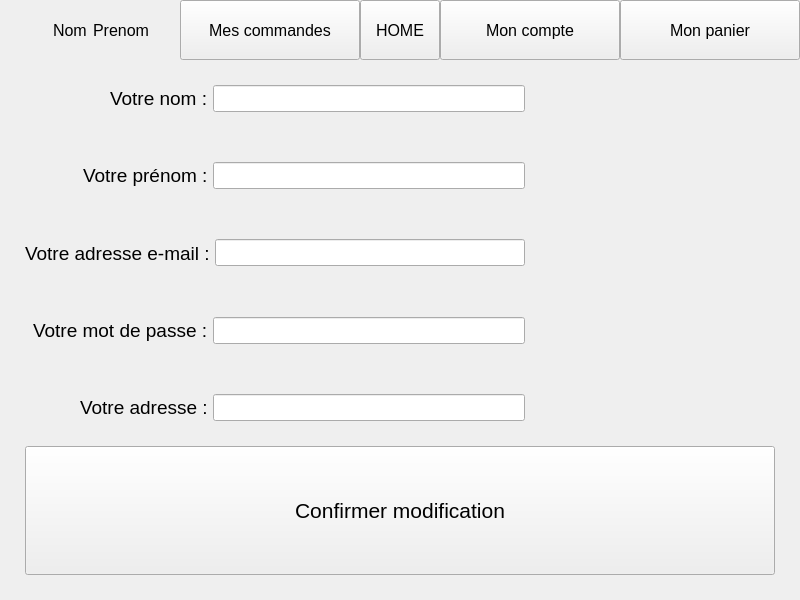
This is UberMedoc/compte.ui in GregDAka/Ubermedoc as Qt 5 draws it before an edit. The edited form follows.
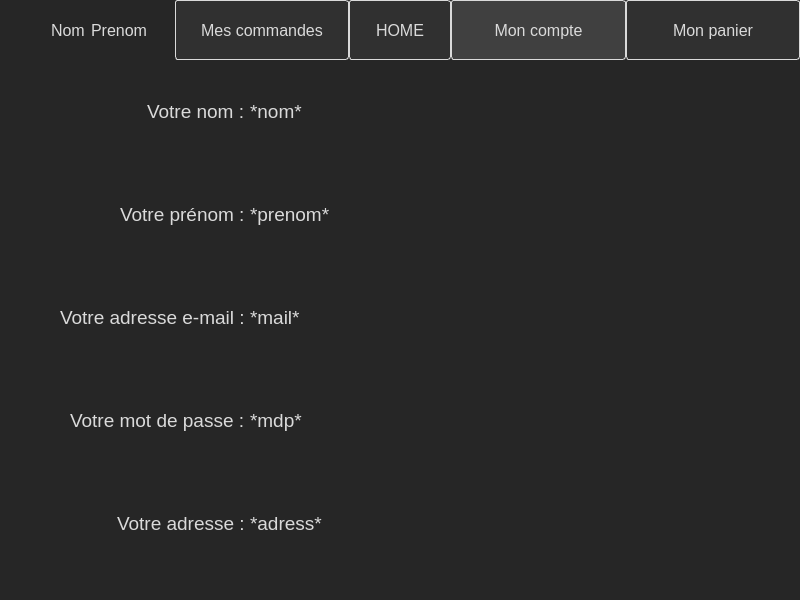
This is the edited form.

Patch:
```diff
--- a/UberMedoc/compte.ui
+++ b/UberMedoc/compte.ui
@@ -14,8 +14,31 @@
    <string>Form</string>
   </property>
   <property name="styleSheet">
-   <string notr="true">QLineEdit {
-margin-right:250px;
+   <string notr="true">QWidget {
+background-color:#262626;
+color:#DADADA
+}
+QPushButton {
+    background-color: #303030; /* Use the same background color as QWidget */
+    border: 1px solid #DADADA; /* Use a contrasting border color */
+    padding: 5px 10px; /* Padding */
+    border-radius: 3px; /* Rounded corners */
+    color: #DADADA; /* Use the same text color as QWidget */
+    min-width: 80px; /* Minimum width */
+}
+
+QPushButton:hover {
+    background-color: #404040; /* Slightly lighter color when hovered */
+}
+
+QPushButton:pressed {
+    background-color: #202020; /* Slightly darker color when pressed */
+}
+QPushButton#pushButton_3 {
+	background-color: #404040;
+}
+QPushButton#pushButton_3:hover {
+	background-color: #404040;
 }</string>
   </property>
   <layout class="QVBoxLayout" name="verticalLayout_3" stretch="1,9">
@@ -145,7 +168,7 @@
     </layout>
    </item>
    <item>
-    <layout class="QVBoxLayout" name="verticalLayout_2" stretch="75,25">
+    <layout class="QVBoxLayout" name="verticalLayout_2" stretch="75">
      <property name="spacing">
       <number>0</number>
      </property>
@@ -164,7 +187,7 @@
         <number>0</number>
        </property>
        <item>
-        <layout class="QHBoxLayout" name="horizontalLayout_3" stretch="25,75">
+        <layout class="QHBoxLayout" name="horizontalLayout_3" stretch="30,70">
          <item alignment="Qt::AlignRight">
           <widget class="QLabel" name="label_3">
            <property name="font">
@@ -177,22 +200,22 @@
            </property>
           </widget>
          </item>
-         <item alignment="Qt::AlignVCenter">
-          <widget class="QLineEdit" name="lineEdit_5">
+         <item alignment="Qt::AlignLeft|Qt::AlignVCenter">
+          <widget class="QLabel" name="label_8">
            <property name="font">
             <font>
              <pointsize>14</pointsize>
             </font>
            </property>
-           <property name="readOnly">
-            <bool>true</bool>
+           <property name="text">
+            <string>*nom*</string>
            </property>
           </widget>
          </item>
         </layout>
        </item>
        <item>
-        <layout class="QHBoxLayout" name="horizontalLayout_4" stretch="25,75">
+        <layout class="QHBoxLayout" name="horizontalLayout_4" stretch="30,70">
          <item alignment="Qt::AlignRight">
           <widget class="QLabel" name="label_4">
            <property name="font">
@@ -205,22 +228,22 @@
            </property>
           </widget>
          </item>
-         <item alignment="Qt::AlignVCenter">
-          <widget class="QLineEdit" name="lineEdit_4">
+         <item alignment="Qt::AlignLeft|Qt::AlignVCenter">
+          <widget class="QLabel" name="label_9">
            <property name="font">
             <font>
              <pointsize>14</pointsize>
             </font>
            </property>
-           <property name="readOnly">
-            <bool>true</bool>
+           <property name="text">
+            <string>*prenom*</string>
            </property>
           </widget>
          </item>
         </layout>
        </item>
        <item>
-        <layout class="QHBoxLayout" name="horizontalLayout_5" stretch="25,75">
+        <layout class="QHBoxLayout" name="horizontalLayout_5" stretch="30,70">
          <item alignment="Qt::AlignRight">
           <widget class="QLabel" name="label_5">
            <property name="font">
@@ -233,22 +256,22 @@
            </property>
           </widget>
          </item>
-         <item alignment="Qt::AlignVCenter">
-          <widget class="QLineEdit" name="lineEdit_3">
+         <item alignment="Qt::AlignLeft|Qt::AlignVCenter">
+          <widget class="QLabel" name="label_10">
            <property name="font">
             <font>
              <pointsize>14</pointsize>
             </font>
            </property>
-           <property name="readOnly">
-            <bool>true</bool>
+           <property name="text">
+            <string>*mail*</string>
            </property>
           </widget>
          </item>
         </layout>
        </item>
        <item>
-        <layout class="QHBoxLayout" name="horizontalLayout_6" stretch="25,75">
+        <layout class="QHBoxLayout" name="horizontalLayout_6" stretch="30,70">
          <item alignment="Qt::AlignRight">
           <widget class="QLabel" name="label_6">
            <property name="font">
@@ -261,28 +284,22 @@
            </property>
           </widget>
          </item>
-         <item alignment="Qt::AlignVCenter">
-          <widget class="QLineEdit" name="lineEdit_2">
+         <item alignment="Qt::AlignLeft|Qt::AlignVCenter">
+          <widget class="QLabel" name="label_11">
            <property name="font">
             <font>
              <pointsize>14</pointsize>
             </font>
            </property>
            <property name="text">
-            <string/>
-           </property>
-           <property name="echoMode">
-            <enum>QLineEdit::PasswordEchoOnEdit</enum>
-           </property>
-           <property name="readOnly">
-            <bool>true</bool>
+            <string>*mdp*</string>
            </property>
           </widget>
          </item>
         </layout>
        </item>
        <item>
-        <layout class="QHBoxLayout" name="horizontalLayout_7" stretch="25,75">
+        <layout class="QHBoxLayout" name="horizontalLayout_7" stretch="30,70">
          <item alignment="Qt::AlignRight">
           <widget class="QLabel" name="label_7">
            <property name="font">
@@ -295,37 +312,22 @@
            </property>
           </widget>
          </item>
-         <item alignment="Qt::AlignVCenter">
-          <widget class="QLineEdit" name="lineEdit">
+         <item alignment="Qt::AlignLeft|Qt::AlignVCenter">
+          <widget class="QLabel" name="label_12">
            <property name="font">
             <font>
              <pointsize>14</pointsize>
             </font>
            </property>
+           <property name="text">
+            <string>*adress*</string>
+           </property>
           </widget>
          </item>
         </layout>
        </item>
       </layout>
      </item>
-     <item>
-      <widget class="QPushButton" name="pushButton_5">
-       <property name="sizePolicy">
-        <sizepolicy hsizetype="Preferred" vsizetype="Preferred">
-         <horstretch>0</horstretch>
-         <verstretch>0</verstretch>
-        </sizepolicy>
-       </property>
-       <property name="font">
-        <font>
-         <pointsize>16</pointsize>
-        </font>
-       </property>
-       <property name="text">
-        <string>Confirmer modification</string>
-       </property>
-      </widget>
-     </item>
     </layout>
    </item>
   </layout>
```
